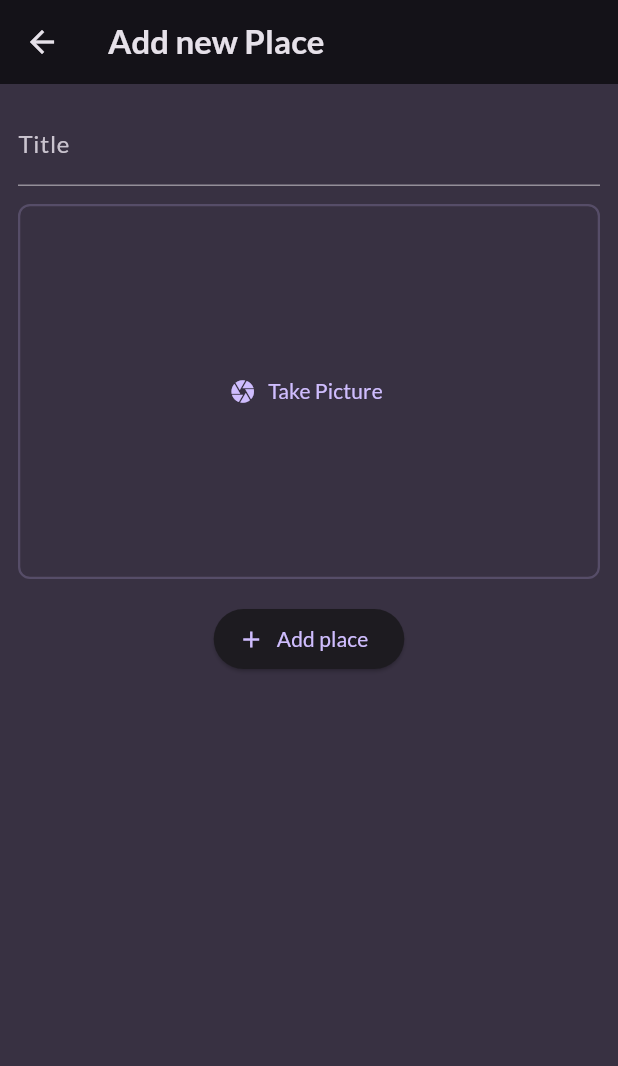
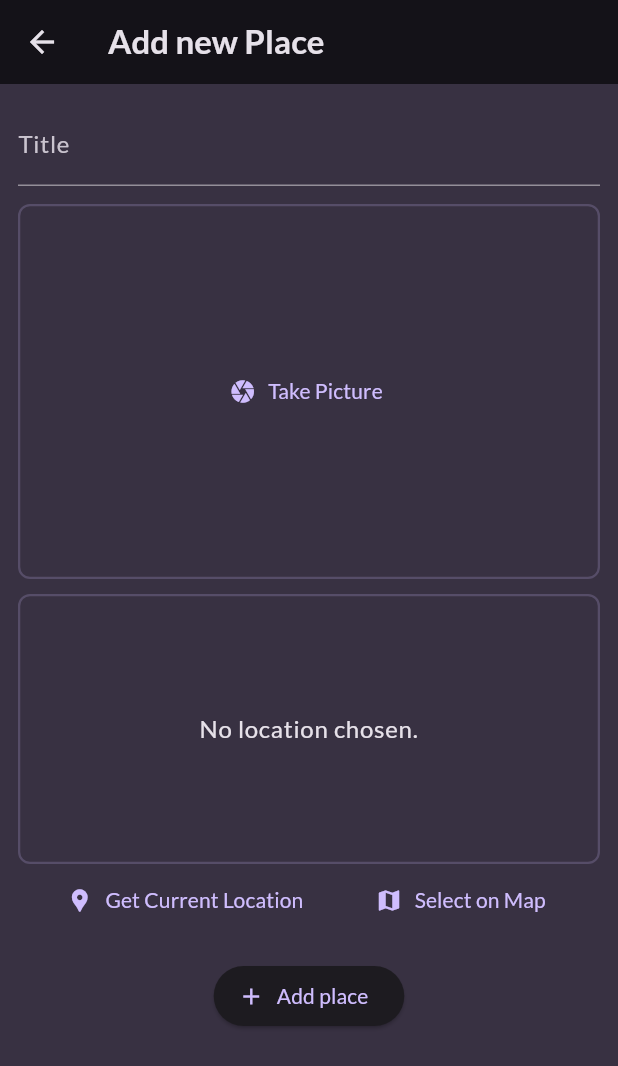
Before and after one commit to ajay-rathod0801/favorite_places, a Flutter app: the AddPlaceScreen screen opened directly, on a phone screen of 412 x 824 dp. Shown: the top 1066 px of the screen. Run offline on Flutter 3.47's test engine with Material 3 defaults, Android fonts, the phone set to English and light mode, and no system bars; our stand-ins replace flutter_riverpod, gap, google_fonts, image_picker, location.

Commit message:
location coordinates complete.

```diff
--- a/lib/screens/add_place.dart
+++ b/lib/screens/add_place.dart
@@ -1,6 +1,7 @@
 import 'dart:io';
 
 import 'package:favorite_places/widgets/image_input.dart';
+import 'package:favorite_places/widgets/location_input.dart';
 import 'package:flutter/material.dart';
 import 'package:flutter_riverpod/flutter_riverpod.dart';
 import 'package:gap/gap.dart';
@@ -85,6 +86,8 @@ class _AddPlaceScreenState extends ConsumerState<AddPlaceScreen> {
                 _selectedImage = image;
               },
             ),
+            const Gap(10),
+            const LocationInput(),
             const Gap(16),
             ElevatedButton.icon(
               onPressed: _savePlace,
--- /dev/null
+++ b/lib/widgets/location_input.dart
@@ -0,0 +1,103 @@
+import 'package:flutter/material.dart';
+import 'package:location/location.dart';
+
+class LocationInput extends StatefulWidget {
+  const LocationInput({super.key});
+
+  @override
+  State<StatefulWidget> createState() {
+    return _LocationInputState();
+  }
+}
+
+class _LocationInputState extends State<LocationInput> {
+  Location? _pickedLocation;
+  var _isGettingLocation = false;
+
+  void _getCurrentLocation() async {
+    Location location = Location();
+
+    bool serviceEnabled;
+    PermissionStatus permissionGranted;
+    LocationData locationData;
+
+    serviceEnabled = await location.serviceEnabled();
+    if (!serviceEnabled) {
+      serviceEnabled = await location.requestService();
+      if (!serviceEnabled) {
+        return;
+      }
+    }
+
+    permissionGranted = await location.hasPermission();
+    if (permissionGranted == PermissionStatus.denied) {
+      permissionGranted = await location.requestPermission();
+      if (permissionGranted != PermissionStatus.granted) {
+        return;
+      }
+    }
+
+    setState(() {
+      _isGettingLocation = true;
+    });
+
+    locationData = await location.getLocation();
+
+    setState(() {
+      _isGettingLocation = false;
+    });
+
+    print(locationData.latitude);
+    print(locationData.longitude);
+  }
+
+  @override
+  Widget build(BuildContext context) {
+    Widget previewContent = Text(
+      'No location chosen.',
+      textAlign: TextAlign.center,
+      style: Theme.of(context).textTheme.bodyLarge!.copyWith(
+        color: Theme.of(context).colorScheme.onBackground,
+      ),
+    );
+
+    if (_isGettingLocation) {
+      previewContent = const CircularProgressIndicator();
+    }
+
+    return Column(
+      children: [
+        Container(
+          height: 180,
+          width: double.infinity,
+          alignment: Alignment.center,
+          decoration: BoxDecoration(
+            border: Border.all(
+              width: 1.5,
+              color: Theme.of(context).colorScheme.primary.withOpacity(0.2),
+            ),
+            borderRadius: const BorderRadius.all(
+              Radius.circular(8),
+            ),
+          ),
+          child: previewContent,
+        ),
+        Row(
+          mainAxisAlignment: MainAxisAlignment.spaceEvenly,
+          children: [
+            TextButton.icon(
+              icon: const Icon(Icons.location_pin),
+              label: const Text('Get Current Location'),
+              onPressed: _getCurrentLocation,
+            ),
+            TextButton.icon(
+              icon: const Icon(Icons.map),
+              label: const Text('Select on Map'),
+              onPressed: () {},
+            ),
+          ],
+        ),
+      ],
+    );
+  }
+}
--- a/pubspec.yaml
+++ b/pubspec.yaml
@@ -40,6 +40,7 @@ dependencies:
   gap: ^3.0.1
   flutter_riverpod: ^2.4.10
   image_picker: ^1.0.7
+  location: ^5.0.3
 
 dev_dependencies:
   flutter_test:
```
Also changed, not shown: 4 other files.
